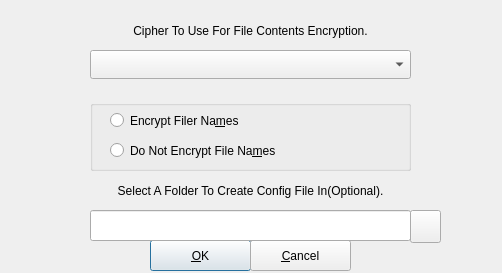
This is src/gocryptfscreateoptions.ui in mhogomchungu/sirikali as Qt 5 draws it before an edit. The edited form follows.
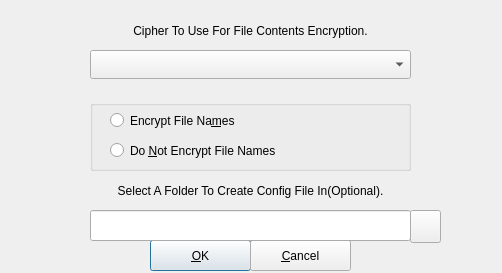
This is the edited form.

```diff
--- a/src/gocryptfscreateoptions.ui
+++ b/src/gocryptfscreateoptions.ui
@@ -135,7 +135,7 @@
      </rect>
     </property>
     <property name="text">
-     <string>Encrypt Filer Na&amp;mes</string>
+     <string>Encrypt File Na&amp;mes</string>
     </property>
    </widget>
    <widget class="QRadioButton" name="rbDoNotEncryptFileNames">
@@ -148,7 +148,7 @@
      </rect>
     </property>
     <property name="text">
-     <string>Do Not Encrypt File Na&amp;mes</string>
+     <string>Do &amp;Not Encrypt File Names</string>
     </property>
    </widget>
   </widget>
```
